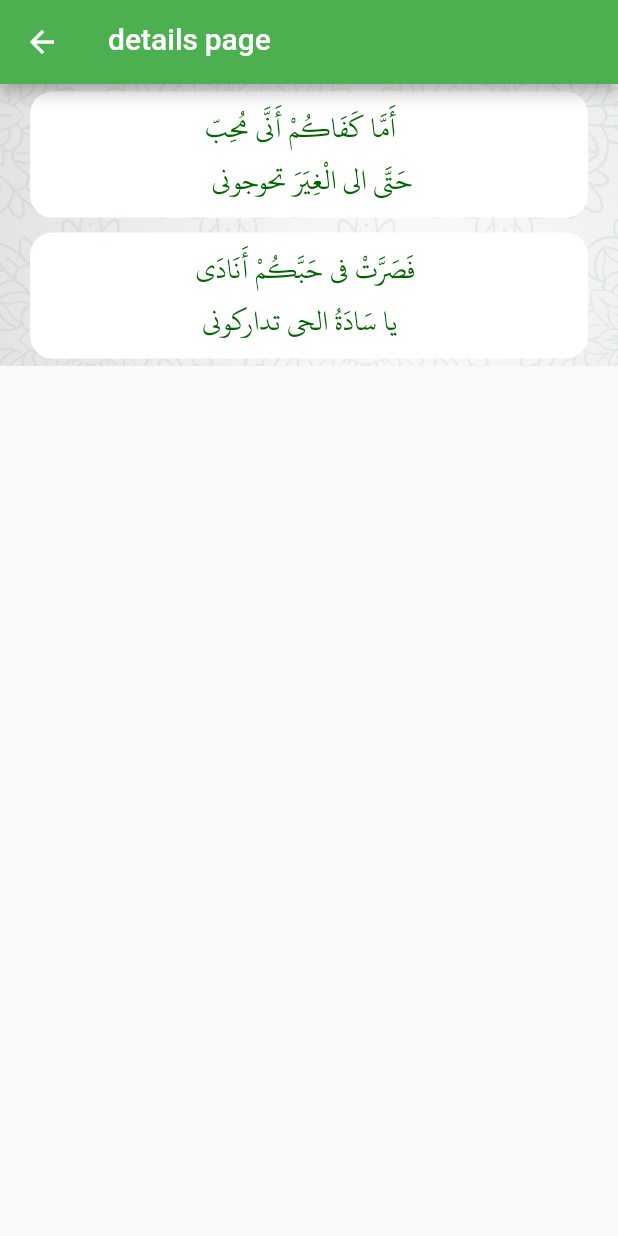
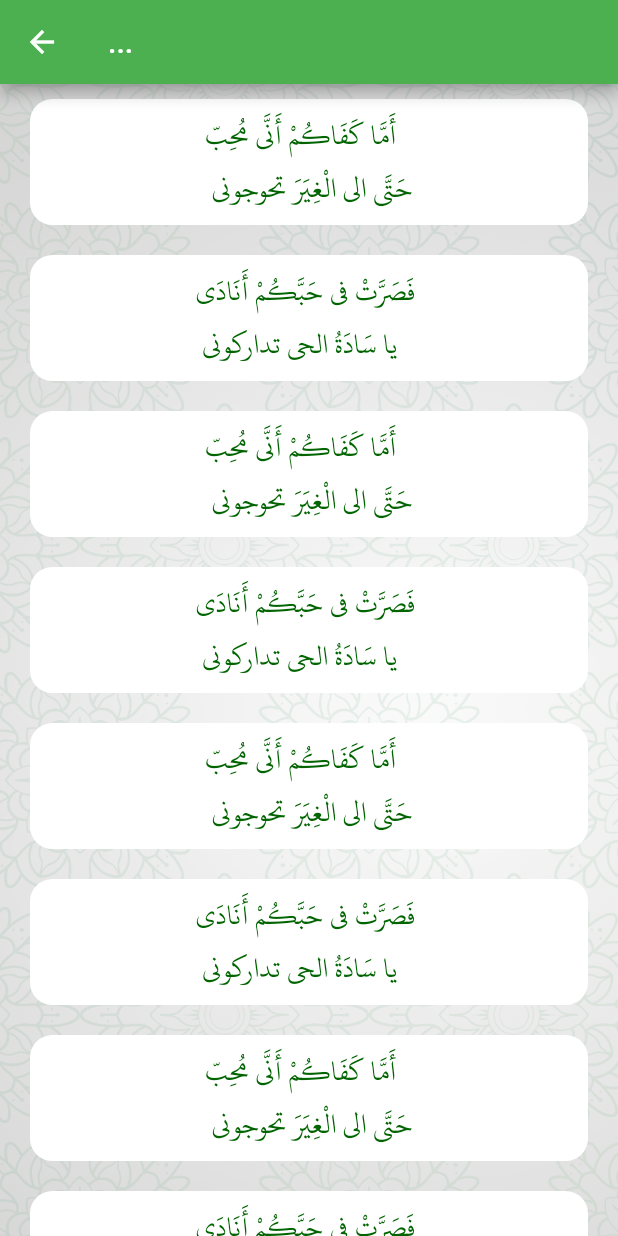
Before and after one commit to abo-elleef/elborda-flutter, a Flutter app: the screen it shows after launch, after a tap on "بردة المديح", on a phone screen of 412 x 824 dp. Run offline on Flutter 3.47's test engine with Material 2 defaults, Android fonts, the phone set to English and light mode, and no system bars; network calls fail.

Commit message:
add styling and dynamic title for details page

```diff
--- a/lib/details_screen.dart
+++ b/lib/details_screen.dart
@@ -8,13 +8,14 @@ class Details extends StatefulWidget {
   @override
   State<StatefulWidget> createState() {
     // TODO: implement createState
-    return DetailsState(id);
+    return DetailsState(id, '...');
   }
 }
 
 class DetailsState extends State<Details> {
   final String id;
-  DetailsState(this.id);
+  String pageTitle;
+  DetailsState(this.id, this.pageTitle);
   List<dynamic> lines = [
     {
       "id": 961,
@@ -26,7 +27,73 @@ class DetailsState extends State<Details> {
     {
       "id": 962,
       "body": ["فَصَرَّتْ فى حَبَّكُمْ أَنَادَى ", " يا سَادَةُ الحى تداركونى"]
-    }
+    },
+    {
+      "id": 961,
+      "body": [
+        "أَمَّا كَفَاكُمْ أَنَّى مُحِبّ ",
+        " حَتَّى الى الْغِيَرَ تحوجونى"
+      ]
+    },
+    {
+      "id": 962,
+      "body": ["فَصَرَّتْ فى حَبَّكُمْ أَنَادَى ", " يا سَادَةُ الحى تداركونى"]
+    },
+    {
+      "id": 961,
+      "body": [
+        "أَمَّا كَفَاكُمْ أَنَّى مُحِبّ ",
+        " حَتَّى الى الْغِيَرَ تحوجونى"
+      ]
+    },
+    {
+      "id": 962,
+      "body": ["فَصَرَّتْ فى حَبَّكُمْ أَنَادَى ", " يا سَادَةُ الحى تداركونى"]
+    },
+    {
+      "id": 961,
+      "body": [
+        "أَمَّا كَفَاكُمْ أَنَّى مُحِبّ ",
+        " حَتَّى الى الْغِيَرَ تحوجونى"
+      ]
+    },
+    {
+      "id": 962,
+      "body": ["فَصَرَّتْ فى حَبَّكُمْ أَنَادَى ", " يا سَادَةُ الحى تداركونى"]
+    },
+    {
+      "id": 961,
+      "body": [
+        "أَمَّا كَفَاكُمْ أَنَّى مُحِبّ ",
+        " حَتَّى الى الْغِيَرَ تحوجونى"
+      ]
+    },
+    {
+      "id": 962,
+      "body": ["فَصَرَّتْ فى حَبَّكُمْ أَنَادَى ", " يا سَادَةُ الحى تداركونى"]
+    },
+    {
+      "id": 961,
+      "body": [
+        "أَمَّا كَفَاكُمْ أَنَّى مُحِبّ ",
+        " حَتَّى الى الْغِيَرَ تحوجونى"
+      ]
+    },
+    {
+      "id": 962,
+      "body": ["فَصَرَّتْ فى حَبَّكُمْ أَنَادَى ", " يا سَادَةُ الحى تداركونى"]
+    },
+    {
+      "id": 961,
+      "body": [
+        "أَمَّا كَفَاكُمْ أَنَّى مُحِبّ ",
+        " حَتَّى الى الْغِيَرَ تحوجونى"
+      ]
+    },
+    {
+      "id": 962,
+      "body": ["فَصَرَّتْ فى حَبَّكُمْ أَنَادَى ", " يا سَادَةُ الحى تداركونى"]
+    },
   ];
   @override
   void initState() {
@@ -47,11 +114,13 @@ class DetailsState extends State<Details> {
     List items = chapters.map((chapter) {
       return chapter['lines'];
     }).toList()[0];
+    String pageTitle2 = convert.jsonDecode(response.body)['poem']['name'];
     print('----------');
     // var poemOfDay = DetailPoem.fromJson(convert.jsonDecode(response.body)['poem_of_day']);
     print(items);
     setState(() {
       lines = items;
+      pageTitle = pageTitle2;
     });
 
     // } else {
@@ -63,7 +132,7 @@ class DetailsState extends State<Details> {
   Widget build(BuildContext context) {
     return Scaffold(
       appBar: AppBar(
-        title: Text('details page'),
+        title: Text(this.pageTitle),
       ),
       body: DecoratedBox(
         position: DecorationPosition.background,
@@ -72,20 +141,18 @@ class DetailsState extends State<Details> {
               image: AssetImage('assets/bg.png'), fit: BoxFit.cover),
         ),
         child: SingleChildScrollView(
+          child: Container(
+                                padding: EdgeInsets.only(bottom: 70),
+
                       child: Column(
               mainAxisAlignment: MainAxisAlignment.spaceAround,
               crossAxisAlignment: CrossAxisAlignment.stretch,
-            children: <Widget>[
-              Column(
-                textDirection: TextDirection.rtl,
               children: lines.map((line) {
-                  print(line);
                 return Container(
                     alignment: Alignment.center,
                     width: MediaQuery.of(context).size.width - 40,
-                      padding:
-                          EdgeInsets.symmetric(vertical: 5, horizontal: 10),
-                      margin: EdgeInsets.symmetric(vertical: 5, horizontal: 10),
+                    padding: EdgeInsets.symmetric(vertical: 5, horizontal: 10),
+                    margin: EdgeInsets.symmetric(vertical: 10, horizontal: 20),
                     decoration: BoxDecoration(
                         color: Color.fromRGBO(255, 255, 255, 1),
                         border: Border.all(
@@ -95,11 +162,9 @@ class DetailsState extends State<Details> {
                         borderRadius: BorderRadius.all(Radius.circular(15))),
                     child: Text(line['body'].join('\n'),
                         style: TextStyle(
-                              fontSize: 20,
-                              color: Color.fromRGBO(0, 100, 0, 1))));
+                            fontSize: 20, color: Color.fromRGBO(0, 100, 0, 1))));
               }).toList(),
-              )
-            ],
+            ),
           ),
         ),
       ),
--- a/lib/main.dart
+++ b/lib/main.dart
@@ -36,7 +36,23 @@ class MyAppState extends State<MyApp> {
 
   List<dynamic> poems = [
     Poem(id: 52, name: 'بردة المديح', desc: 'Ahmed'),
-    Poem(id: 24, name: 'نهج البردة  ', desc: 'Ahmed 2')
+    Poem(id: 24, name: 'نهج البردة  ', desc: 'Ahmed 2'),
+    Poem(id: 52, name: 'بردة المديح', desc: 'Ahmed'),
+    Poem(id: 24, name: 'نهج البردة  ', desc: 'Ahmed 2'),
+    Poem(id: 52, name: 'بردة المديح', desc: 'Ahmed'),
+    Poem(id: 24, name: 'نهج البردة  ', desc: 'Ahmed 2'),
+    Poem(id: 52, name: 'بردة المديح', desc: 'Ahmed'),
+    Poem(id: 24, name: 'نهج البردة  ', desc: 'Ahmed 2'),
+    Poem(id: 52, name: 'بردة المديح', desc: 'Ahmed'),
+    Poem(id: 24, name: 'نهج البردة  ', desc: 'Ahmed 2'),
+    Poem(id: 52, name: 'بردة المديح', desc: 'Ahmed'),
+    Poem(id: 24, name: 'نهج البردة  ', desc: 'Ahmed 2'),
+    Poem(id: 52, name: 'بردة المديح', desc: 'Ahmed'),
+    Poem(id: 24, name: 'نهج البردة  ', desc: 'Ahmed 2'),
+    Poem(id: 52, name: 'بردة المديح', desc: 'Ahmed'),
+    Poem(id: 24, name: 'نهج البردة  ', desc: 'Ahmed 2'),
+    Poem(id: 52, name: 'بردة المديح', desc: 'Ahmed'),
+    Poem(id: 24, name: 'نهج البردة  ', desc: 'Ahmed 2'),
   ];
 
   Future<void> getPoems() async {
@@ -78,7 +94,6 @@ class MyAppState extends State<MyApp> {
           body: DecoratedBox(
             position: DecorationPosition.background,
             decoration: BoxDecoration(
-              color: Colors.red,
               image: DecorationImage(
                   image: AssetImage('assets/bg.png'), fit: BoxFit.cover),
             ),
@@ -92,7 +107,9 @@ class MyAppState extends State<MyApp> {
                   //     child: Card(
                   //       child: Text('this is the main header'),
                   //     )),
-                  Column(
+                  Container(
+                    padding: EdgeInsets.only(bottom: 70),
+                    child: Column(
                       children: poems.map((poem) {
                         return Row(
                           textDirection: TextDirection.rtl,
@@ -104,11 +121,13 @@ class MyAppState extends State<MyApp> {
                                 },
                                 child: Container(
                                     alignment: Alignment.topRight,
-                                  width: MediaQuery.of(context).size.width - 40,
+                                    width:
+                                        MediaQuery.of(context).size.width - 40,
                                     decoration: BoxDecoration(
                                         color: Color.fromRGBO(255, 255, 255, 1),
                                         border: Border.all(
-                                        color: Color.fromRGBO(255, 255, 255, 1),
+                                          color:
+                                              Color.fromRGBO(255, 255, 255, 1),
                                           width: 2,
                                         ),
                                         borderRadius: BorderRadius.all(
@@ -124,6 +143,7 @@ class MyAppState extends State<MyApp> {
                           ],
                         );
                       }).toList(),
+                    ),
                   )
                 ],
               ),
```
Lines whose indentation alone changed are shown as unchanged.
